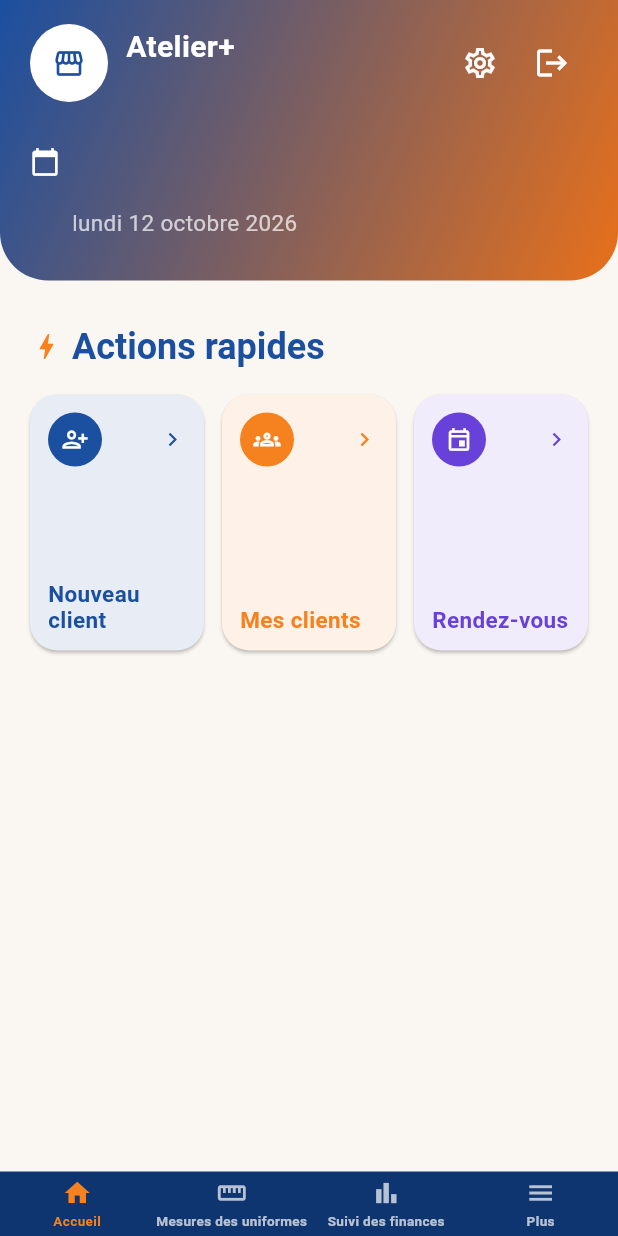
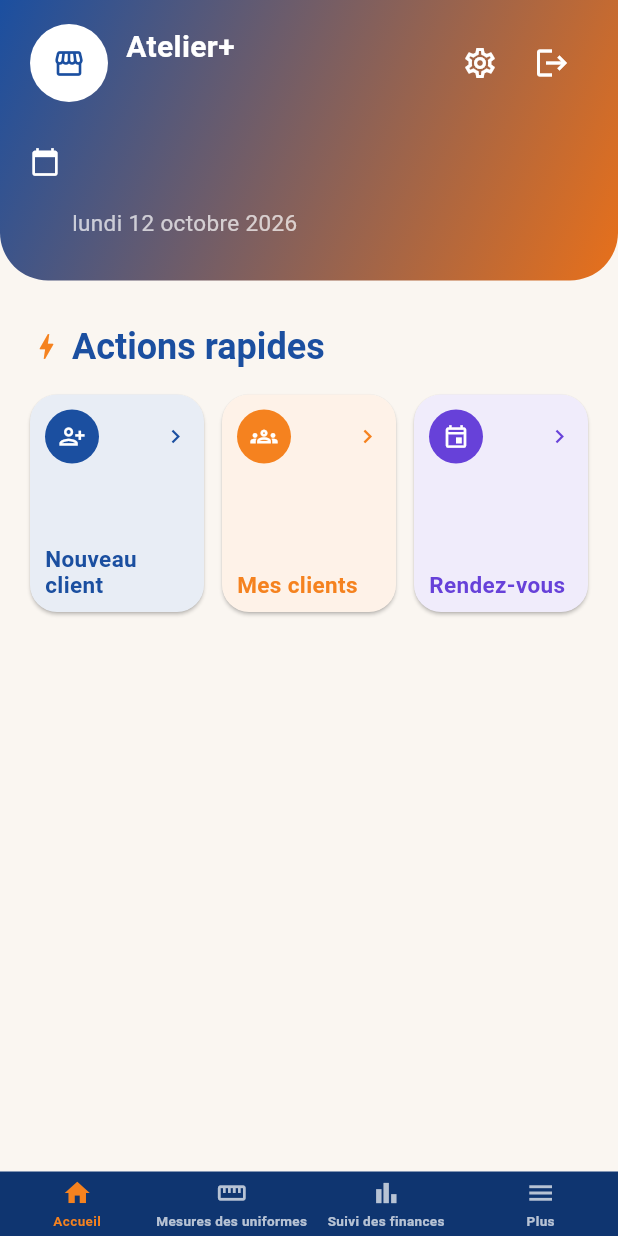
Before and after one commit to ouattaradanou-debug/forevercare-ai, a Flutter app: the screen it shows once a user with an empty profile is signed in, on a phone screen of 412 x 824 dp. Run offline on Flutter 3.47's test engine with Material 3 defaults, Android fonts, the phone set to English and light mode, and no system bars; our stand-ins replace audioplayers, cached_network_image, connectivity_plus, drift, flutter_contacts, flutter_image_compress and 16 more; missing offline and left inert: record; accounts and stored records are empty; generated files the repository leaves out were written again.

```diff
--- a/atelier_plus/lib/features/auth/presentation/ecran_accueil_provisoire.dart
+++ b/atelier_plus/lib/features/auth/presentation/ecran_accueil_provisoire.dart
@@ -143,7 +143,7 @@ class _EcranAccueilProvisoireState extends ConsumerState<EcranAccueilProvisoire>
                       crossAxisCount: 3,
                       mainAxisSpacing: 12,
                       crossAxisSpacing: 12,
-                      childAspectRatio: 0.68,
+                      childAspectRatio: 0.8,
                       children: [
                         _CarteAction(
                           icone: Icons.person_add_alt_1_outlined,
@@ -774,7 +774,7 @@ class _CarteAction extends StatelessWidget {
         borderRadius: BorderRadius.circular(18),
         onTap: onTap,
         child: Padding(
-          padding: const EdgeInsets.all(12),
+          padding: const EdgeInsets.all(10),
           child: Column(
             crossAxisAlignment: CrossAxisAlignment.start,
             mainAxisAlignment: MainAxisAlignment.spaceBetween,
```
